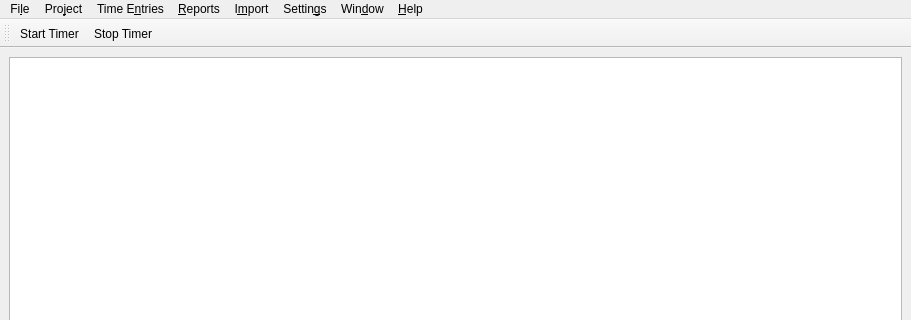
Qt form source/main_window.ui (jansorg/tom-ui) before a commit; both pictures show x 0 to 911 and y 0 to 320 of the 911 by 733 pixel window.
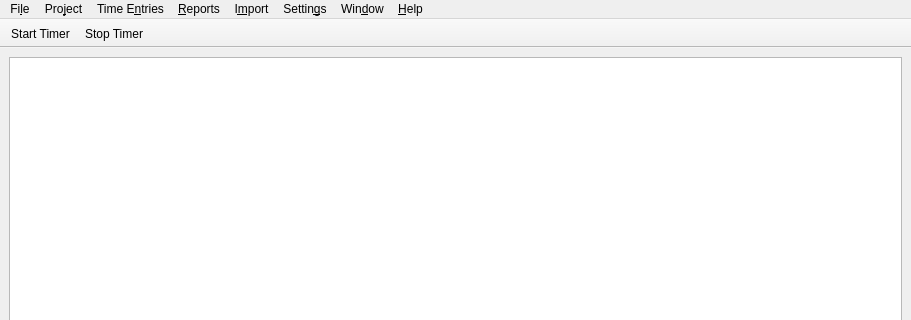
The same form after that commit. Icons and pictures are not drawn. Custom widgets are drawn as their Qt base class.

The edit to the form file:
```diff
--- a/source/main_window.ui
+++ b/source/main_window.ui
@@ -194,6 +194,12 @@
    <addaction name="menu_Help"/>
   </widget>
   <widget class="QToolBar" name="toolBar">
+   <property name="movable">
+    <bool>false</bool>
+   </property>
+   <property name="floatable">
+    <bool>false</bool>
+   </property>
    <attribute name="toolBarArea">
     <enum>TopToolBarArea</enum>
    </attribute>
```
